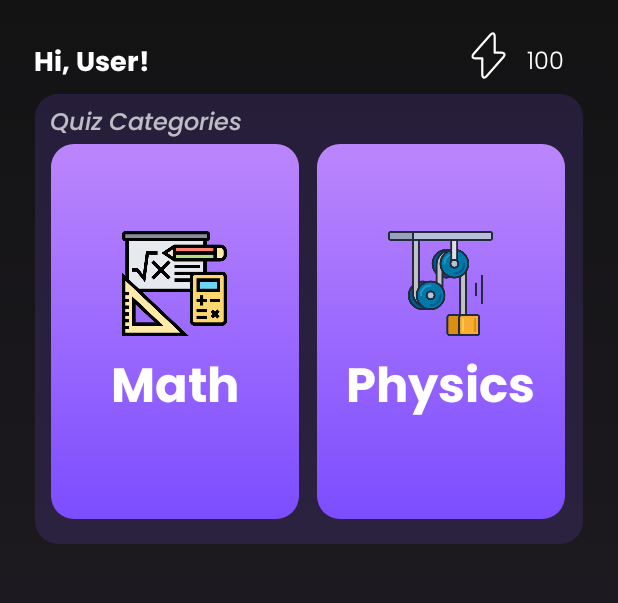
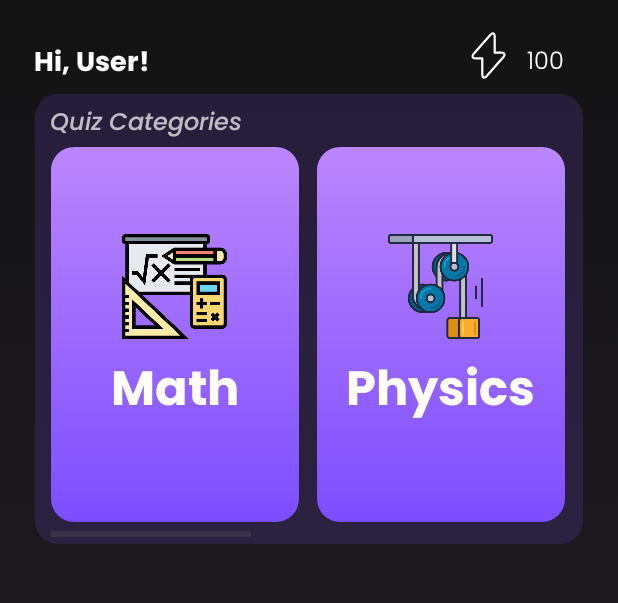
Before and after one commit to iryansa/QuizCraft, an Android app: the layout fragment_home.xml on its own in the app's theme, with its tools: preview values and no code run, on a phone screen of 412 x 824 dp, the part 76-679 px from its top. Run offline under Robolectric (Android 15) with nearby library versions, the phone set to English and light mode, and no system bars.

Commit message:
Update fragment_home.xml

```diff
--- a/QuizCraft/app/src/main/res/layout/fragment_home.xml
+++ b/QuizCraft/app/src/main/res/layout/fragment_home.xml
@@ -96,6 +96,7 @@
             android:layout_height="wrap_content"
             android:layout_marginTop="2dp"
             android:layout_marginStart="5dp"
+            android:layout_marginBottom="2dp"
             android:fontFamily="@font/poppinsmediumitalic"
             android:text="Quiz Categories"
             android:textColor="#B3FFFFFF"
@@ -107,7 +108,7 @@
             android:layout_marginStart="6dp"
             android:layout_marginEnd="6dp"
             android:fillViewport="true"
-            android:scrollbars="none">
+            android:scrollbars="horizontal">
 
             <LinearLayout
                 android:layout_width="wrap_content"
@@ -120,6 +121,8 @@
                     android:layout_marginEnd="12dp"
                     android:background="@drawable/cards_bg1"
                     android:gravity="center"
+                    android:clickable="true"
+                    android:focusable="true"
                     android:orientation="vertical">
 
                     <ImageView
@@ -145,6 +148,8 @@
                     android:layout_marginEnd="12dp"
                     android:background="@drawable/cards_bg1"
                     android:gravity="center"
+                    android:clickable="true"
+                    android:focusable="true"
                     android:orientation="vertical">
 
                     <ImageView
@@ -171,6 +176,8 @@
                     android:layout_marginEnd="12dp"
                     android:background="@drawable/cards_bg1"
                     android:gravity="center"
+                    android:clickable="true"
+                    android:focusable="true"
                     android:orientation="vertical">
 
                     <ImageView
@@ -198,6 +205,8 @@
                     android:layout_marginEnd="12dp"
                     android:background="@drawable/cards_bg1"
                     android:gravity="center"
+                    android:clickable="true"
+                    android:focusable="true"
                     android:orientation="vertical">
 
                     <ImageView
@@ -214,7 +223,7 @@
                         android:fontFamily="@font/poppinsbold"
                         android:text="Technology"
                         android:textColor="#FFFFFF"
-                        android:textSize="26sp" />
+                        android:textSize="24sp" />
                 </LinearLayout>
 
                 <!-- geography -->
@@ -224,6 +233,8 @@
                     android:layout_marginEnd="12dp"
                     android:background="@drawable/cards_bg1"
                     android:gravity="center"
+                    android:clickable="true"
+                    android:focusable="true"
                     android:orientation="vertical">
 
                     <ImageView
@@ -240,8 +251,10 @@
                         android:fontFamily="@font/poppinsbold"
                         android:text="Geography"
                         android:textColor="#FFFFFF"
-                        android:textSize="26sp" />
+                        android:textSize="24sp" />
                 </LinearLayout>
+
+                <!-- more categories will be added here when needed. for now these are enough -->
 
             </LinearLayout>
         </HorizontalScrollView>
```
